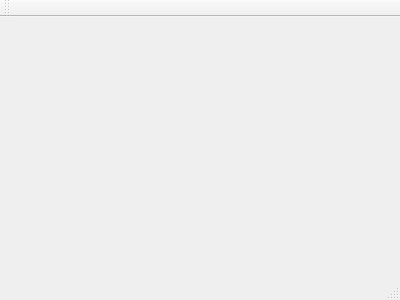
Before: the Qt Designer form mainwindow.ui in toraloo/test1, drawn with Qt 5.
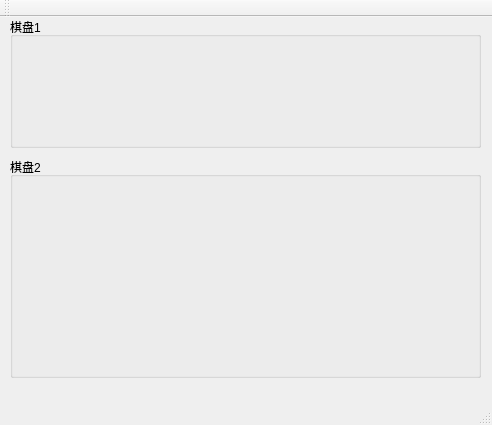
After: the same form once the commit is applied.

```diff
--- a/mainwindow.ui
+++ b/mainwindow.ui
@@ -1,24 +1,66 @@
 <ui version="4.0">
  <class>MainWindow</class>
- <widget class="QMainWindow" name="MainWindow" >
-  <property name="geometry" >
+ <widget class="QMainWindow" name="MainWindow">
+  <property name="geometry">
    <rect>
     <x>0</x>
     <y>0</y>
-    <width>400</width>
-    <height>300</height>
+    <width>492</width>
+    <height>425</height>
    </rect>
   </property>
   <property name="windowTitle" >
    <string>MainWindow</string>
   </property>
-  <widget class="QMenuBar" name="menuBar" />
-  <widget class="QToolBar" name="mainToolBar" />
-  <widget class="QWidget" name="centralWidget" />
-  <widget class="QStatusBar" name="statusBar" />
+  <widget class="QWidget" name="centralWidget">
+   <widget class="QGroupBox" name="m_chessBox1">
+    <property name="geometry">
+     <rect>
+      <x>10</x>
+      <y>0</y>
+      <width>471</width>
+      <height>131</height>
+     </rect>
+    </property>
+    <property name="title">
+     <string>棋盘1</string>
+    </property>
+   </widget>
+   <widget class="QGroupBox" name="groupBox_2">
+    <property name="geometry">
+     <rect>
+      <x>10</x>
+      <y>140</y>
+      <width>471</width>
+      <height>221</height>
+     </rect>
+    </property>
+    <property name="title">
+     <string>棋盘2</string>
+    </property>
+   </widget>
+  </widget>
+  <widget class="QMenuBar" name="menuBar">
+   <property name="geometry">
+    <rect>
+     <x>0</x>
+     <y>0</y>
+     <width>492</width>
+     <height>23</height>
+    </rect>
+   </property>
+  </widget>
+  <widget class="QToolBar" name="mainToolBar">
+   <attribute name="toolBarArea">
+    <enum>TopToolBarArea</enum>
+   </attribute>
+   <attribute name="toolBarBreak">
+    <bool>false</bool>
+   </attribute>
+  </widget>
+  <widget class="QStatusBar" name="statusBar"/>
  </widget>
- <layoutDefault spacing="6" margin="11" />
- <pixmapfunction></pixmapfunction>
+ <layoutdefault spacing="6" margin="11"/>
  <resources/>
  <connections/>
 </ui>
```
Left out of the diff: 3 changed lines with no effect on the pictures.
